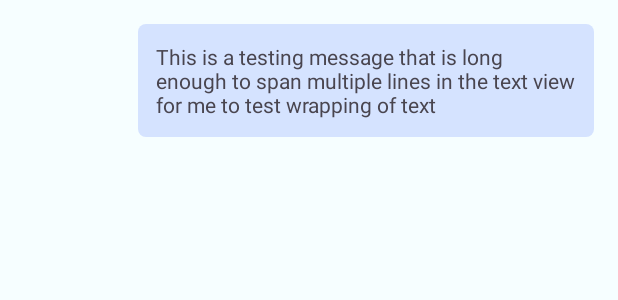
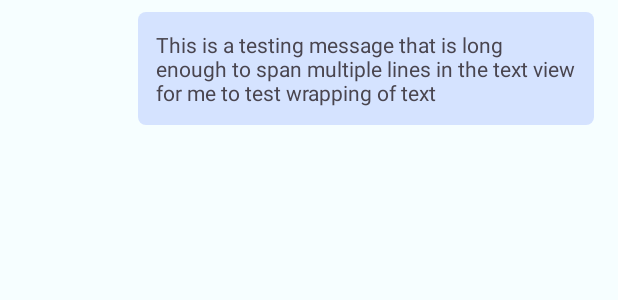
Before and after one commit to nels-dev/W23_G11_Rooftown, an Android app: the layout layout_chatmessage.xml on its own in the app's theme, with its tools: preview values and no code run, on a phone screen of 412 x 824 dp. Shown: the top 300 px of the screen. Run offline under Robolectric (Android 15) with nearby library versions, the phone set to English and light mode, and no system bars.

Commit message:
[RM-16] minor styling

```diff
--- a/app/src/main/res/layout/layout_chatmessage.xml
+++ b/app/src/main/res/layout/layout_chatmessage.xml
@@ -5,7 +5,10 @@
     android:layout_width="match_parent"
     android:layout_height="wrap_content"
     android:layoutDirection="ltr"
-    android:padding="16dp">
+    android:paddingLeft="16dp"
+    android:paddingTop="8dp"
+    android:paddingRight="16dp"
+    android:paddingBottom="8dp">
 
     <Space
         android:layout_width="0dp"
```
